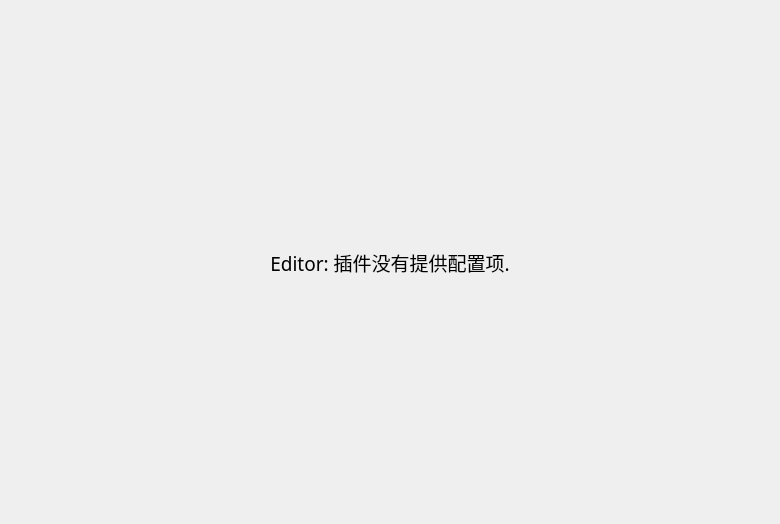
Before: the Qt Designer form src/extensions/editor/editorSettingPage.ui in Reverier-Xu/ISAE, drawn with Qt 5.
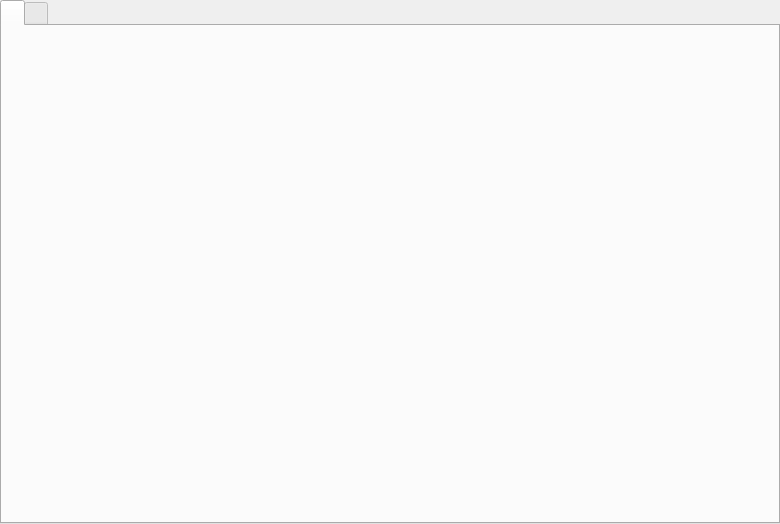
After: the same form once the commit is applied.

```diff
--- a/src/extensions/editor/editorSettingPage.ui
+++ b/src/extensions/editor/editorSettingPage.ui
@@ -11,20 +11,33 @@
             </rect>
         </property>
         <layout class="QVBoxLayout" name="verticalLayout">
+   <property name="spacing">
+    <number>0</number>
+   </property>
+   <property name="leftMargin">
+    <number>0</number>
+   </property>
+   <property name="topMargin">
+    <number>0</number>
+   </property>
+   <property name="rightMargin">
+    <number>0</number>
+   </property>
+   <property name="bottomMargin">
+    <number>0</number>
+   </property>
             <item>
-                <widget class="QLabel" name="label">
-                    <property name="font">
-                        <font>
-                            <family>文泉驿等宽微米黑</family>
-                            <pointsize>14</pointsize>
-                        </font>
-                    </property>
-                    <property name="text">
-                        <string>Editor: 插件没有提供配置项.</string>
-                    </property>
-                    <property name="alignment">
-                        <set>Qt::AlignCenter</set>
-                    </property>
+    <widget class="QTabWidget" name="pageStack">
+     <widget class="QWidget" name="tabWidgetPage1">
+      <attribute name="title">
+       <string/>
+      </attribute>
+     </widget>
+     <widget class="QWidget" name="tabWidgetPage2">
+      <attribute name="title">
+       <string/>
+      </attribute>
+     </widget>
                 </widget>
             </item>
         </layout>
```
Lines whose indentation alone changed are shown as unchanged.
